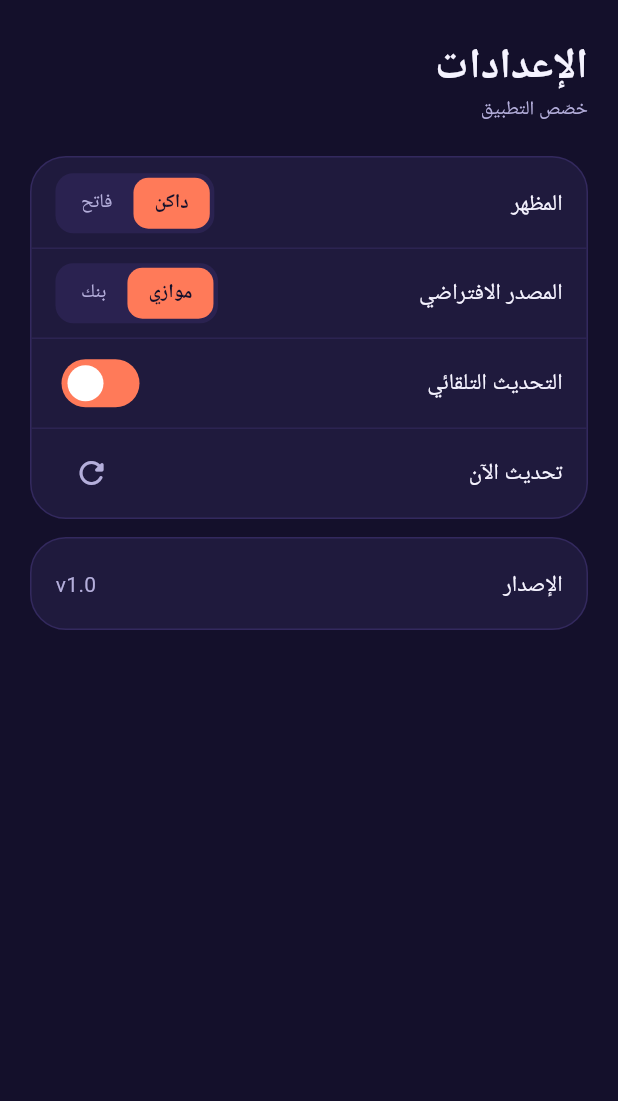
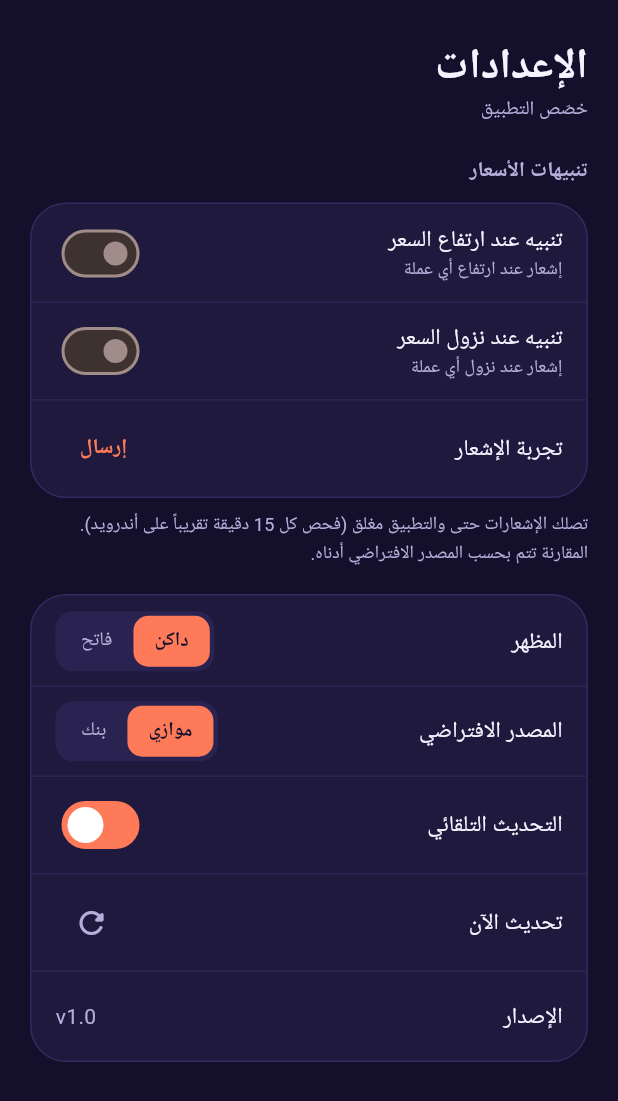
Before and after one commit to mohdnoaman2011-lgtm/Exchange-Rates, a Flutter app: the SettingsScreen widget shown alone on an empty page, opened directly with empty values, on a phone screen of 412 x 824 dp. Shown: the top 1101 px of the screen. Run offline on Flutter 3.47's test engine with Material 3 defaults, Android fonts, the light colour scheme and no system bars; our stand-ins replace flutter_local_notifications, google_fonts, shared_preferences; missing offline and left inert: workmanager; accounts and stored records are empty; network calls fail.

Commit message:
Add files via upload

```diff
--- a/lib/screens/settings_screen.dart
+++ b/lib/screens/settings_screen.dart
@@ -1,6 +1,7 @@
 import 'package:flutter/material.dart';
 import '../app_state.dart';
 import '../models.dart';
+import '../notifications.dart';
 import '../theme.dart';
 import '../widgets.dart';
 
@@ -13,14 +14,19 @@ class SettingsScreen extends StatelessWidget {
         listenable: state,
         builder: (context, _) {
           final p = Pal.of(context);
-          Widget row(String label, Widget trailing, {bool first = false}) => Container(
-                height: 60,
-                padding: const EdgeInsets.symmetric(horizontal: 16),
+          Widget row(String label, Widget trailing, {bool first = false, String? sub}) => Container(
+                constraints: const BoxConstraints(minHeight: 60),
+                padding: const EdgeInsets.symmetric(horizontal: 16, vertical: 8),
                 decoration: BoxDecoration(
                   border: Border(top: BorderSide(color: first ? Colors.transparent : p.divider)),
                 ),
                 child: Row(children: [
-                  Expanded(child: Text(label, style: const TextStyle(fontSize: 15, fontWeight: FontWeight.w500))),
+                  Expanded(
+                    child: Column(crossAxisAlignment: CrossAxisAlignment.start, children: [
+                      Text(label, style: const TextStyle(fontSize: 15, fontWeight: FontWeight.w500)),
+                      if (sub != null) Text(sub, style: TextStyle(fontSize: 12, color: p.muted)),
+                    ]),
+                  ),
                   trailing,
                 ]),
               );
@@ -58,6 +64,33 @@ class SettingsScreen extends StatelessWidget {
             children: [
               const ScreenHeader(title: 'الإعدادات', subtitle: Text('خصّص التطبيق')),
               const SizedBox(height: 22),
+              Text('تنبيهات الأسعار', style: TextStyle(fontSize: 14, fontWeight: FontWeight.w700, color: p.muted)),
+              const SizedBox(height: 10),
+              Panel(
+                child: Column(children: [
+                  row('تنبيه عند ارتفاع السعر', sw(state.notifyRise, state.setRise),
+                      first: true, sub: 'إشعار عند ارتفاع أي عملة'),
+                  row('تنبيه عند نزول السعر', sw(state.notifyFall, state.setFall),
+                      sub: 'إشعار عند نزول أي عملة'),
+                  row(
+                    'تجربة الإشعار',
+                    TextButton(
+                      onPressed: () async {
+                        await Notifier.requestPermission();
+                        await Notifier.show('تجربة الإشعار', 'هكذا ستظهر تنبيهات الأسعار');
+                      },
+                      child: Text('إرسال', style: TextStyle(color: p.tileText, fontWeight: FontWeight.w700)),
+                    ),
+                  ),
+                ]),
+              ),
+              const SizedBox(height: 8),
+              Text(
+                'تصلك الإشعارات حتى والتطبيق مغلق (فحص كل 15 دقيقة تقريباً على أندرويد). '
+                'المقارنة تتم بحسب المصدر الافتراضي أدناه.',
+                style: TextStyle(fontSize: 12, height: 1.5, color: p.muted),
+              ),
+              const SizedBox(height: 18),
               Panel(
                 child: Column(children: [
                   row(
@@ -84,12 +117,7 @@ class SettingsScreen extends StatelessWidget {
                         ? const SizedBox(width: 22, height: 22, child: CircularProgressIndicator(strokeWidth: 2, color: Pal.coral))
                         : IconButton(onPressed: state.refresh, icon: Icon(Icons.refresh_rounded, color: p.muted)),
                   ),
-                ]),
-              ),
-              const SizedBox(height: 12),
-              Panel(
-                child: Column(children: [
-                  row('الإصدار', Num('v1.0', style: TextStyle(fontSize: 14, color: p.muted)), first: true),
+                  row('الإصدار', Num('v1.0', style: TextStyle(fontSize: 14, color: p.muted))),
                 ]),
               ),
             ],
--- a/lib/screens/shell.dart
+++ b/lib/screens/shell.dart
@@ -1,7 +1,6 @@
 import 'package:flutter/material.dart';
 import '../app_state.dart';
 import '../widgets.dart';
-import 'alerts_screen.dart';
 import 'converter_screen.dart';
 import 'prices_screen.dart';
 import 'settings_screen.dart';
@@ -25,7 +24,6 @@ class _ShellState extends State<Shell> {
         child: IndexedStack(index: tab, children: [
           PricesScreen(state: s, onOpenConverter: () => setState(() => tab = 1)),
           ConverterScreen(state: s),
-          AlertsScreen(state: s),
           SettingsScreen(state: s),
         ]),
       ),
```
Also changed, not shown: lib/screens/detail_screen.dart (+0 -15 lines), lib/screens/prices_screen.dart (+15 -12 lines).
